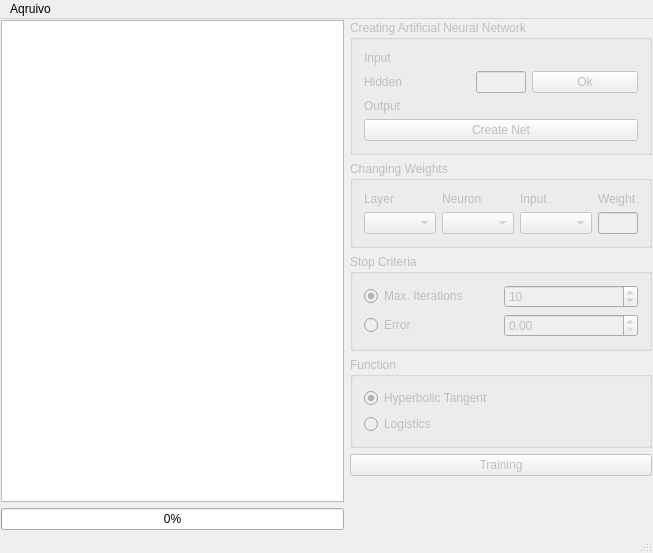
This is ANN_BP/mainwindow.ui in Akindart/ArtificialNeuralNetwork_BackPropagation as Qt 5 draws it before an edit. The edited form follows.
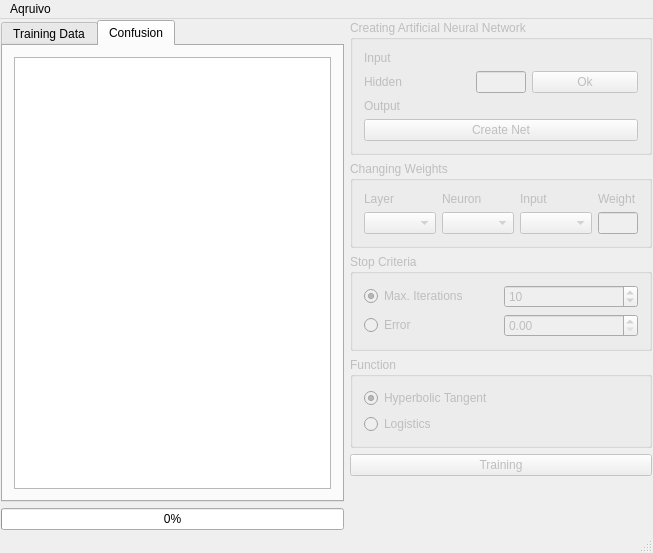
This is the edited form.

```diff
--- a/ANN_BP/mainwindow.ui
+++ b/ANN_BP/mainwindow.ui
@@ -30,7 +30,31 @@
     <item>
      <layout class="QVBoxLayout" name="verticalLayout_3">
       <item>
-       <widget class="QTableWidget" name="tableWidget"/>
+       <widget class="QTabWidget" name="tabWidget">
+        <property name="currentIndex">
+         <number>1</number>
+        </property>
+        <widget class="QWidget" name="tabTraining">
+         <attribute name="title">
+          <string>Training Data</string>
+         </attribute>
+         <layout class="QVBoxLayout" name="verticalLayout_10">
+          <item>
+           <widget class="QTableWidget" name="tableWidget"/>
+          </item>
+         </layout>
+        </widget>
+        <widget class="QWidget" name="tabConfusion">
+         <attribute name="title">
+          <string>Confusion</string>
+         </attribute>
+         <layout class="QVBoxLayout" name="verticalLayout_11">
+          <item>
+           <widget class="QTableWidget" name="tableWidget_2"/>
+          </item>
+         </layout>
+        </widget>
+       </widget>
       </item>
       <item>
        <widget class="QProgressBar" name="progressBar">
```
